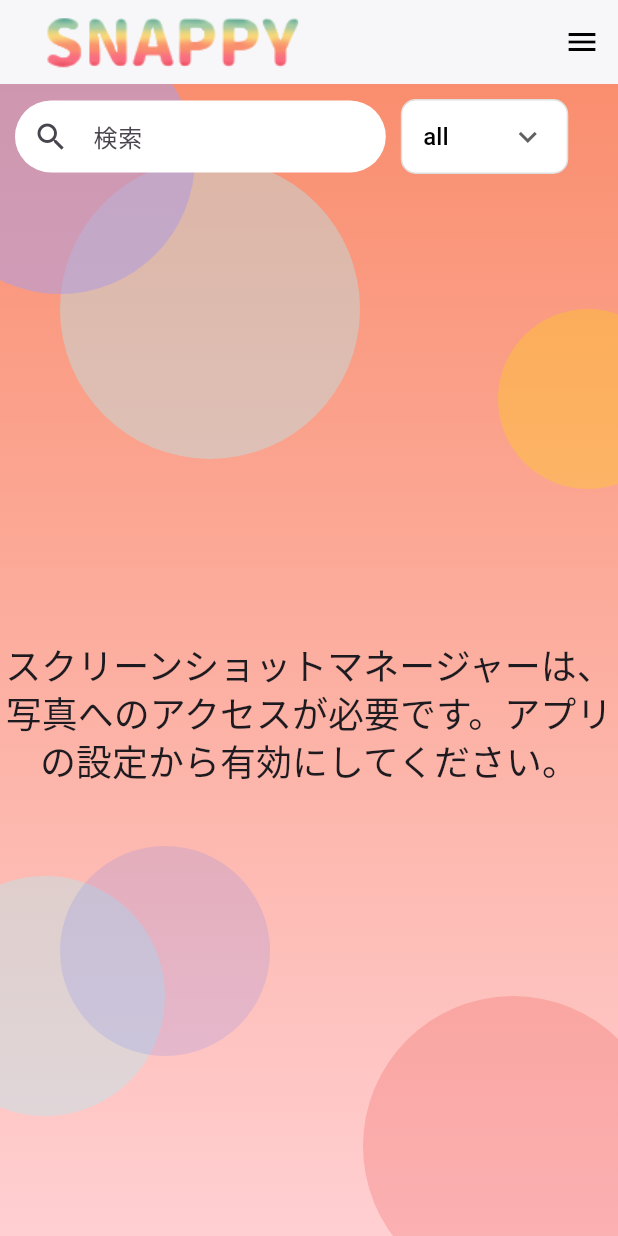
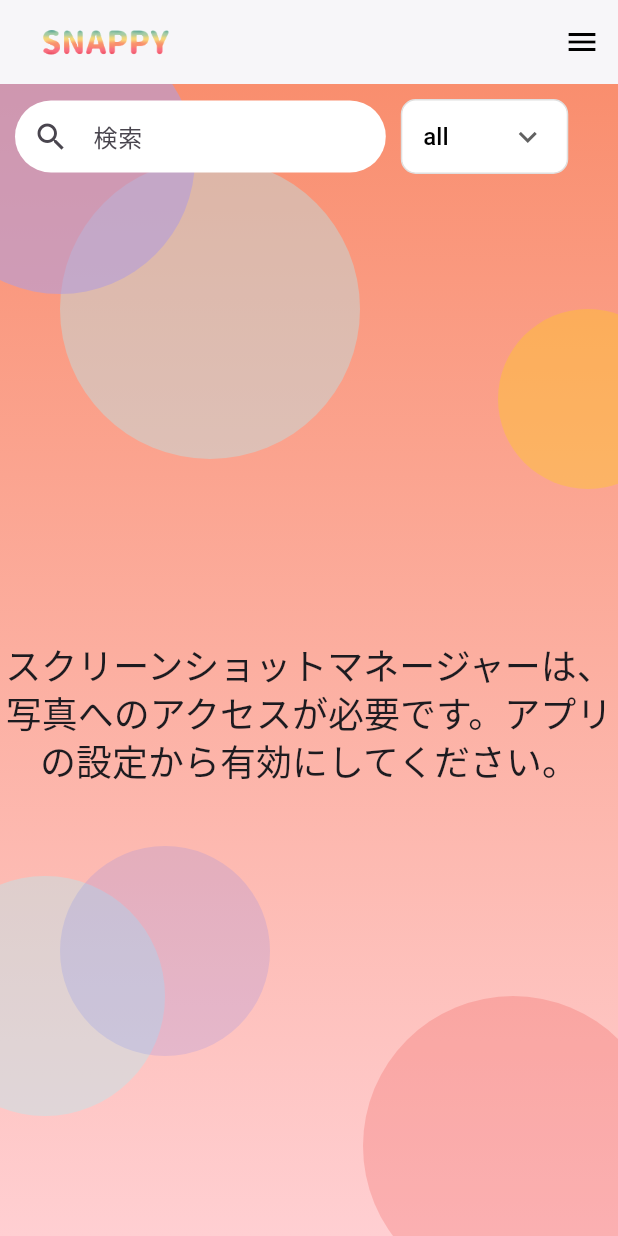
Before and after one commit to suke-0612/SNAPPY, a Flutter app: the screen it shows after launch, on a phone screen of 412 x 824 dp. Run offline on Flutter 3.47's test engine with Material 3 defaults, Android fonts, the phone set to English and light mode, and no system bars; our stand-ins replace isar; missing offline and left inert: photo_manager; accounts and stored records are empty; generated files the repository leaves out were written again.

Commit message:
fix header

```diff
--- a/lib/components/header.dart
+++ b/lib/components/header.dart
@@ -18,7 +18,7 @@ class Header extends StatelessWidget implements PreferredSizeWidget {
           children: [
             Image(
               image: AssetImage('assets/images/snappy_logo.png'),
-              height: kToolbarHeight,
+              height: kToolbarHeight * 0.5,
             ),
           ],
         ),
```
